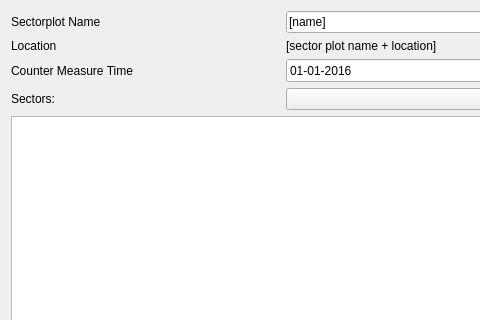
The window that SectorPlot/sectorplot_sectorplotset_dialog_base.ui (rduivenvoorde/sectorplot) describes before a commit, drawn with Qt 5; both pictures show x 0 to 480 and y 0 to 320 of the 860 by 540 pixel window.
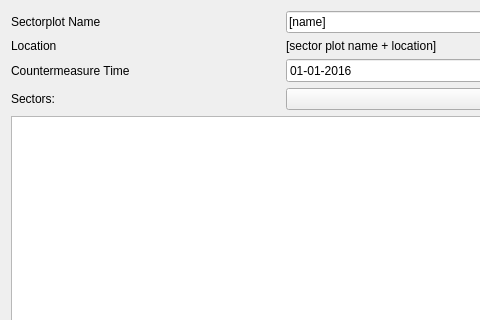
The same window after the commit.

```diff
--- a/SectorPlot/sectorplot_sectorplotset_dialog_base.ui
+++ b/SectorPlot/sectorplot_sectorplotset_dialog_base.ui
@@ -40,7 +40,7 @@
    <item row="2" column="0">
     <widget class="QLabel" name="label_8">
      <property name="text">
-      <string>Counter Measure Time</string>
+      <string>Countermeasure Time</string>
      </property>
     </widget>
    </item>
```
